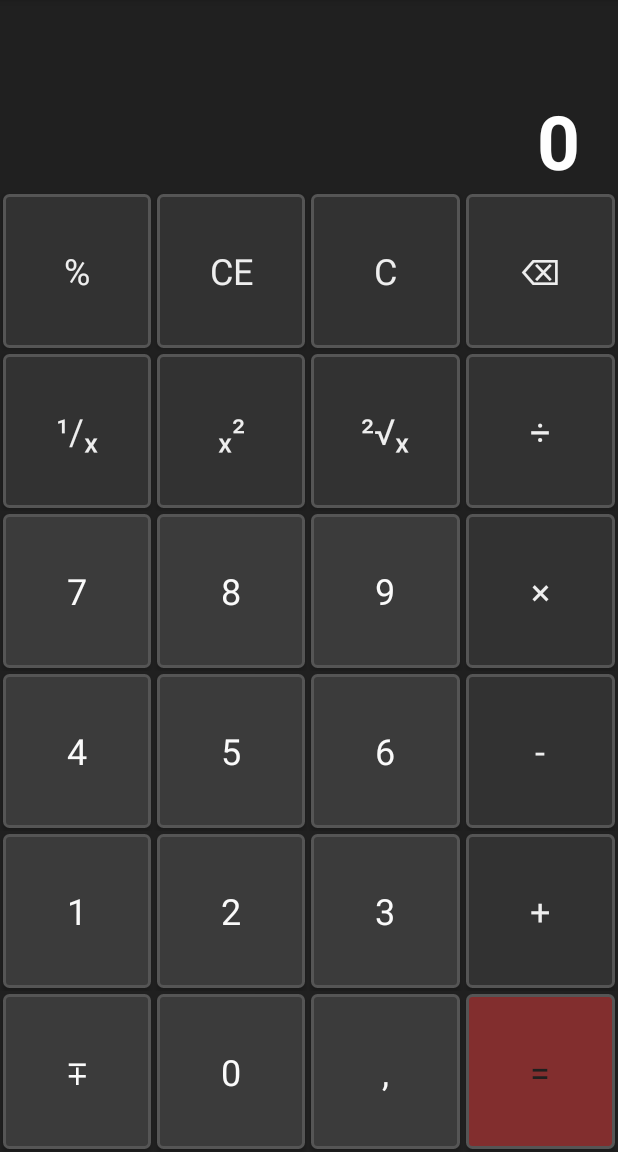
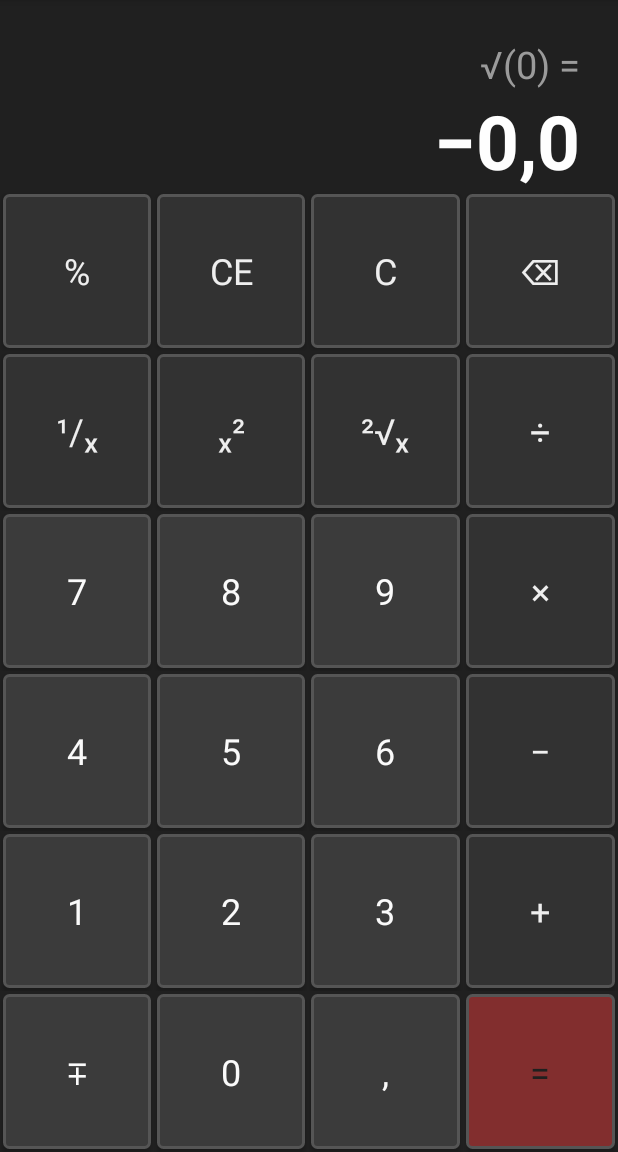
Before and after one commit to DobriyIm/AndroidEducationProject, an Android app: the CalcActivity screen opened directly, with no data from a screen before it, after a tap on an icon or button, on a phone screen of 412 x 824 dp, the part 84-1236 px from its top. Run offline under Robolectric (Android 15) with nearby library versions, the phone set to English and light mode, and no system bars; 3 other taps on this screen came first.

Commit message:
06.02 hw

```diff
--- a/app/src/main/java/com/example/project1/CalcActivity.java
+++ b/app/src/main/java/com/example/project1/CalcActivity.java
@@ -1,16 +1,21 @@
 package com.example.project1;
 
+import androidx.annotation.NonNull;
 import androidx.appcompat.app.AppCompatActivity;
 
 import android.os.Bundle;
+import android.util.Log;
 import android.view.View;
 import android.widget.Button;
 import android.widget.TextView;
+import android.widget.Toast;
 
 public class CalcActivity extends AppCompatActivity {
 
     private TextView tvHistory;
     private TextView tvResult;
+    private String minusSign;
+    private String delimiterSign;
 
     @Override
     protected void onCreate(Bundle savedInstanceState) {
@@ -22,6 +27,8 @@ public class CalcActivity extends AppCompatActivity {
 
         this.tvHistory.setText("");
         this.tvResult.setText("0");
+        this.minusSign = getApplicationContext().getString(R.string.calc_minus);
+        this.delimiterSign = getApplicationContext().getString(R.string.calc_delimiter);
 
         for (int i = 0; i < 10; i++){
             findViewById(getResources().getIdentifier("btn" + i, "id", getPackageName())).
@@ -30,13 +37,31 @@ public class CalcActivity extends AppCompatActivity {
 
         findViewById(R.id.btnPlusMinus).setOnClickListener(this::pmClick);
         findViewById(R.id.btnDelimiter).setOnClickListener(this::delimiterClick);
-        findViewById(R.id.btnBackspace).setOnClickListener(this::backspaceClick);}
+        findViewById(R.id.btnBackspace).setOnClickListener(this::backspaceClick);
+        findViewById(R.id.btnInverse).setOnClickListener(this::inverseClick);
+        findViewById(R.id.btnRoot).setOnClickListener(this::rootClick);
+    }
+
+    @Override
+    protected void onSaveInstanceState(@NonNull Bundle outState) {
+        super.onSaveInstanceState(outState);
+        outState.putCharSequence("history", tvHistory.getText());
+        outState.putCharSequence("result", tvResult.getText());
+        Log.d(CalcActivity.class.getName(), "Saved!");
+    }
+    @Override
+    protected void onRestoreInstanceState(@NonNull Bundle savedInstanceState) {
+        super.onRestoreInstanceState(savedInstanceState);
+        tvHistory.setText(savedInstanceState.getCharSequence("history"));
+        tvResult.setText(savedInstanceState.getCharSequence("result"));
+        Log.d(CalcActivity.class.getName(), "Loaded!");
+    }
 
     private void digitClick(View v){
         String result = this.tvResult.getText().toString();
 
 
-        if(result.replaceAll("[-,]","").length() >= 10) return;
+        if(result.replaceAll("[" + this.delimiterSign + this.minusSign +"]","").length() >= 10) return;
 
         String digit = ((Button)v).getText().toString();
 
@@ -47,41 +72,96 @@ public class CalcActivity extends AppCompatActivity {
 
         this.tvResult.setText(result);
     }
-
     private void pmClick(View v){
         String result = this.tvResult.getText().toString();
 
         if(result.equals("0")) return;
 
-        if(result.contains("-"))
+        if(result.contains(this.minusSign))
             result = result.substring(1);
         else
-            result = "-" + result;
+            result = this.minusSign + result;
 
         this.tvResult.setText(result);
     }
-
     private void delimiterClick(View v){
         String result = this.tvResult.getText().toString();
 
-        if(!result.contains(",")){
-            result += ",";
+        if(!result.contains(this.delimiterSign)){
+            result += this.delimiterSign;
         }
 
         this.tvResult.setText(result);
 
     }
-
     private void backspaceClick(View v){
         String result = this.tvResult.getText().toString();
 
         if(result.equals("0"))
             return;
-        if(result.replaceAll("[-,]","").length() == 1)
+        if(result.replaceAll("[" + this.delimiterSign + this.minusSign +"]","").length() == 1)
             result = "0";
         else
             result = result.substring(0,result.length() - 1);
 
         this.tvResult.setText(result);
     }
+    private void inverseClick(View v){
+        String result = this.tvResult.getText().toString();
+
+        double d = this.toDoubleParser(result);
+
+        if (d == 0) {
+            Toast.makeText(CalcActivity.this, R.string.calc_divide_by_zero, Toast.LENGTH_LONG).show();
+            return;
+        }
+
+
+
+        this.tvHistory.setText(String.format("1/%s =", result));
+        result = this.toStringParser(1/d);
+        this.tvResult.setText(result);
+
+    }
+    private void rootClick(View v){
+        String result = this.tvResult.getText().toString();
+
+        double d = this.toDoubleParser(result);
+
+        if(d < 0) {
+            Toast.makeText(CalcActivity.this, R.string.calc_sqr_minus, Toast.LENGTH_LONG).show();
+            return;
+        }
+
+        this.tvHistory.setText(String.format("√(%s) =", result));
+        result = this.toStringParser(Math.sqrt(d));
+        this.tvResult.setText(result);
+
+    }
+
+    private double toDoubleParser(String str){
+        if (str.contains(this.delimiterSign))
+            str = str.replace(this.delimiterSign, ".");
+        if (str.contains(this.minusSign))
+            str = str.replace(this.minusSign, "-");
+        Log.d("toDoubleParser", str);
+        return Double.parseDouble(str);
+    }
+    private String toStringParser(double d){
+        String str = String.valueOf(d);
+        int maxLength = 10;
+
+        if(str.contains(".")) {
+            str = str.replace(".", this.delimiterSign);
+            maxLength++;
+        }
+        if(str.startsWith("-")) {
+            str = str.replace("-", this.minusSign);
+            maxLength++;
+        }
+        if(str.length() > maxLength)
+            str = str.substring(0, maxLength);
+        Log.d("toStringParser", str);
+        return str;
+    }
 }
--- /dev/null
+++ b/app/src/main/res/layout-land/activity_calc.xml
@@ -0,0 +1,190 @@
+<?xml version="1.0" encoding="utf-8"?>
+<LinearLayout
+    xmlns:android="http://schemas.android.com/apk/res/android"
+    xmlns:app="http://schemas.android.com/apk/res-auto"
+    xmlns:tools="http://schemas.android.com/tools"
+    android:layout_width="match_parent"
+    android:layout_height="match_parent"
+    tools:context=".CalcActivity"
+    android:orientation="vertical"
+    android:background="@color/calc_background">
+
+    <TextView
+        android:id="@+id/tvHistory"
+        android:layout_width="match_parent"
+        android:layout_height="wrap_content"
+        android:gravity="end"
+        android:layout_marginEnd="25dp"
+        android:layout_marginTop="25dp"
+        android:textSize="25sp"
+        android:textColor="@color/calc_history_text"
+        android:text="56 - 98 ="/>
+
+    <TextView
+        android:id="@+id/tvResult"
+        android:layout_width="match_parent"
+        android:layout_height="wrap_content"
+        android:gravity="end"
+        android:layout_marginEnd="25dp"
+        android:textSize="50sp"
+        android:textColor="@color/calc_result_text"
+        android:textStyle="bold"
+        android:text="-42"/>
+
+    <TableLayout
+        android:layout_width="match_parent"
+        android:layout_height="match_parent"
+        android:layout_margin="0dp">
+
+        <TableRow
+            android:layout_width="match_parent"
+            android:layout_height="0dp"
+            android:layout_weight="1">
+
+
+            <Button
+                android:id="@+id/btnInverse"
+                style="@style/Group1Buttons"
+                android:text="@string/btn_inverse"/>
+
+            <Button
+                android:id="@+id/btnMultiplication"
+                style="@style/Group1Buttons"
+                android:text="@string/btn_multiplication"/>
+
+            <Button
+                android:id="@+id/btn7"
+                style="@style/Group2Buttons"
+                android:text="@string/btn_seven"/>
+
+            <Button
+                android:id="@+id/btn8"
+                style="@style/Group2Buttons"
+                android:text="@string/btn_eight"/>
+
+            <Button
+                android:id="@+id/btn9"
+                style="@style/Group2Buttons"
+                android:text="@string/btn_nine"/>
+
+            <Button
+                android:id="@+id/btnBackspace"
+                style="@style/Group1Buttons"
+                android:text="@string/btn_backspace"/>
+
+        </TableRow>
+
+        <TableRow
+            android:layout_width="0dp"
+            android:layout_height="match_parent"
+            android:layout_weight="1">
+
+            <Button
+                android:id="@+id/btnDegree"
+                style="@style/Group1Buttons"
+                android:text="@string/btn_degree"/>
+
+            <Button
+                android:id="@+id/btnSubtraction"
+                style="@style/Group1Buttons"
+                android:text="@string/btn_subtraction"/>
+
+            <Button
+                android:id="@+id/btn4"
+                style="@style/Group2Buttons"
+                android:text="@string/btn_four"/>
+
+            <Button
+                android:id="@+id/btn5"
+                style="@style/Group2Buttons"
+                android:text="@string/btn_five"/>
+
+            <Button
+                android:id="@+id/btn6"
+                style="@style/Group2Buttons"
+                android:text="@string/btn_six"/>
+
+            <Button
+                android:id="@+id/btnClearE"
+                style="@style/Group1Buttons"
+                android:text="@string/btn_clear_e"/>
+
+        </TableRow>
+
+        <TableRow
+            android:layout_width="match_parent"
+            android:layout_height="0dp"
+            android:layout_weight="1">
+
+            <Button
+                android:id="@+id/btnRoot"
+                style="@style/Group1Buttons"
+                android:text="@string/btn_root"/>
+
+            <Button
+                android:id="@+id/btnAddition"
+                style="@style/Group1Buttons"
+                android:text="@string/btn_addition" />
+
+            <Button
+                android:id="@+id/btn1"
+                style="@style/Group2Buttons"
+                android:text="@string/btn_one" />
+
+            <Button
+                android:id="@+id/btn2"
+                style="@style/Group2Buttons"
+                android:text="@string/btn_two"/>
+
+            <Button
+                android:id="@+id/btn3"
+                style="@style/Group2Buttons"
+                android:text="@string/btn_three"/>
+
+            <Button
+                android:id="@+id/btnClearAll"
+                style="@style/Group1Buttons"
+                android:text="@string/btn_clear_all"/>
+
+        </TableRow>
+
+        <TableRow
+            android:layout_width="match_parent"
+            android:layout_height="0dp"
+            android:layout_weight="1">
+
+            <Button
+                android:id="@+id/btnPercent"
+                style="@style/Group1Buttons"
+                android:text="@string/btn_percent"/>
+
+            <Button
+                android:id="@+id/btnDivision"
+                style="@style/Group1Buttons"
+                android:text="@string/btn_division"/>
+
+            <Button
+                android:id="@+id/btnPlusMinus"
+                style="@style/Group2Buttons"
+                android:text="@string/btn_plus_minus"/>
+
+            <Button
+                android:id="@+id/btn0"
+                style="@style/Group2Buttons"
+                android:text="@string/btn_zero"/>
+
+            <Button
+                android:id="@+id/btnDelimiter"
+                style="@style/Group2Buttons"
+                android:text="@string/btn_delimiter"/>
+
+            <Button
+                android:id="@+id/btnEquals"
+                style="@style/EqualButton"
+                android:text="@string/btn_equals"/>
+
+        </TableRow>
+
+    </TableLayout>
+
+</LinearLayout>
--- a/app/src/main/res/values/strings.xml
+++ b/app/src/main/res/values/strings.xml
@@ -26,10 +26,16 @@
     <string name="btn_division">÷</string>
     <string name="btn_multiplication">×</string>
     <string name="btn_addition">+</string>
-    <string name="btn_subtraction">-</string>
+    <string name="btn_subtraction">\u2212</string>
     <string name="btn_plus_minus">∓</string>
     <string name="btn_delimiter">,</string>
     <string name="btn_equals">=</string>
+    <!--Result string symbols-->
+    <string name="calc_minus">\u2212</string>
+    <string name="calc_delimiter">\u002C</string>
+    <!--Calc warnings-->
+    <string name="calc_divide_by_zero">Cannot divide by zero</string>
+    <string name="calc_sqr_minus">Invalid input</string>
 
 
 
```
